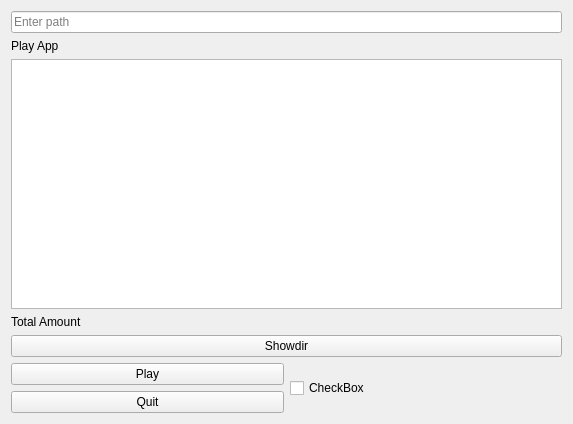
SampleCoder/qplaybrowser, file mainwindow.ui: the form before one commit.
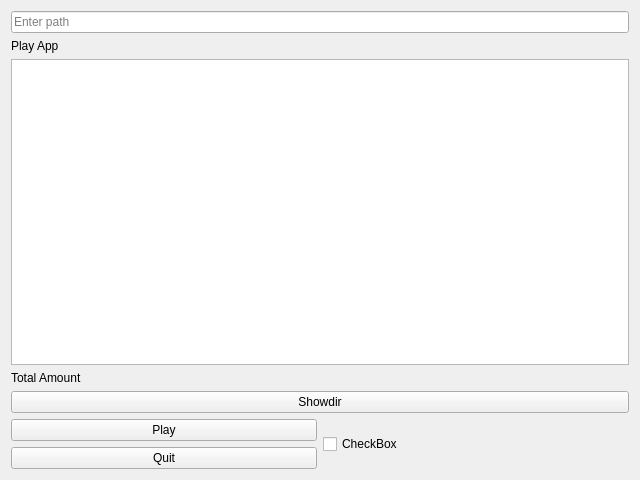
The form after the commit.

```diff
--- a/mainwindow.ui
+++ b/mainwindow.ui
@@ -6,8 +6,8 @@
    <rect>
     <x>0</x>
     <y>0</y>
-    <width>573</width>
-    <height>424</height>
+    <width>640</width>
+    <height>480</height>
    </rect>
   </property>
   <property name="windowTitle">
```
Left out of the diff: 2 changed lines with no effect on the pictures.
